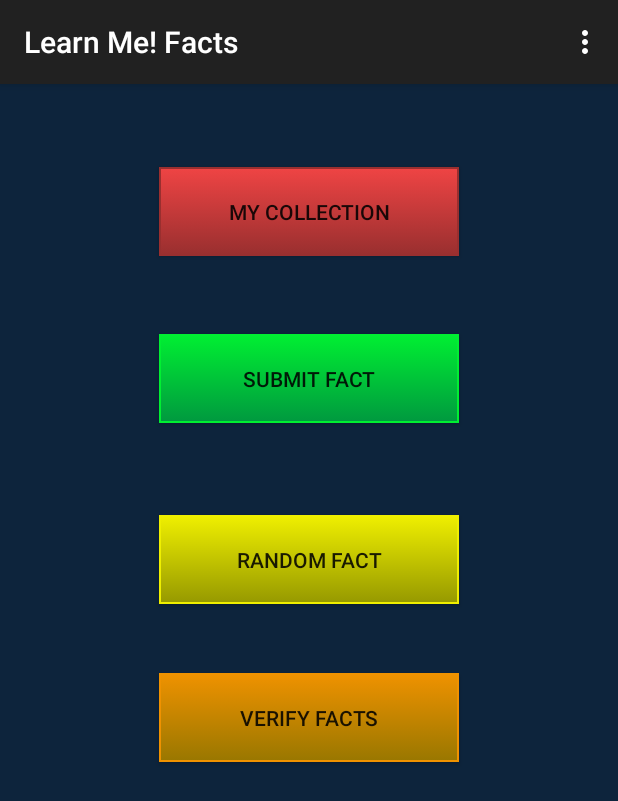
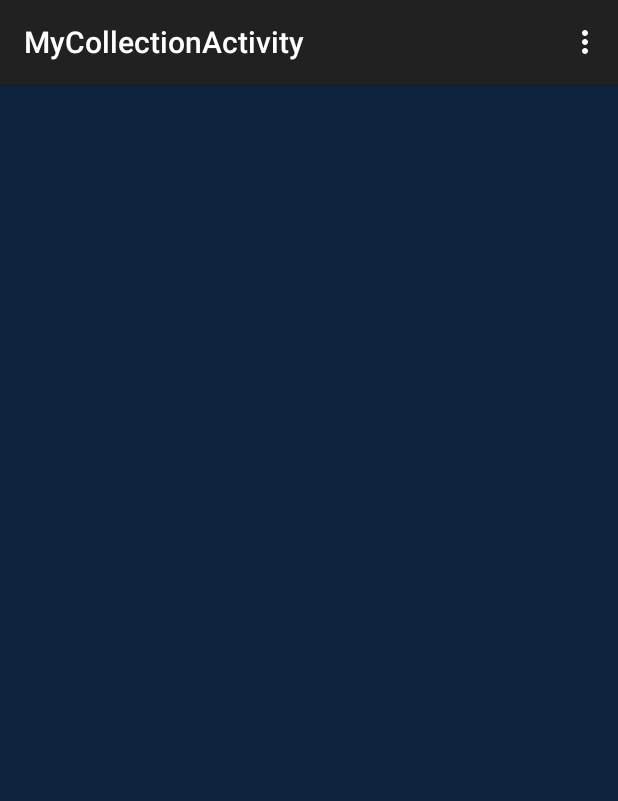
Before and after one commit to LearnMeApp/LearnMeApp, an Android app: the screen it shows after launch (MainActivity before the commit, MyCollectionActivity after it), after a tap on "MY COLLECTION", on a phone screen of 412 x 824 dp. Shown: the top 801 px of the screen. Run offline under Robolectric (Android 15) with nearby library versions, the phone set to English and light mode, and no system bars.

Commit message:
Added MyCollection and RandomFact Activities.

```diff
--- a/app/src/main/java/ca/ahlberg/learnmefacts/activity/MainActivity.java
+++ b/app/src/main/java/ca/ahlberg/learnmefacts/activity/MainActivity.java
@@ -21,6 +21,9 @@ public class MainActivity extends AppCompatActivity {
         button.setOnClickListener(new View.OnClickListener() {
             public void onClick(View v) {
                 // Perform action on click
+                Intent i = new Intent(MainActivity.this, MyCollectionActivity.class);
+                // Starts TargetActivity
+                startActivity(i);
             }
         });
 
--- /dev/null
+++ b/app/src/main/java/ca/ahlberg/learnmefacts/activity/MyCollectionActivity.java
@@ -0,0 +1,39 @@
+package ca.ahlberg.learnmefacts.activity;
+
+import android.support.v7.app.AppCompatActivity;
+import android.os.Bundle;
+import android.view.Menu;
+import android.view.MenuItem;
+
+import ca.ahlberg.learnmefacts.R;
+
+public class MyCollectionActivity extends AppCompatActivity {
+
+    @Override
+    protected void onCreate(Bundle savedInstanceState) {
+        super.onCreate(savedInstanceState);
+        setContentView(R.layout.activity_my_collection);
+    }
+
+    @Override
+    public boolean onCreateOptionsMenu(Menu menu) {
+        // Inflate the menu; this adds items to the action bar if it is present.
+        getMenuInflater().inflate(R.menu.menu_my_collection, menu);
+        return true;
+    }
+
+    @Override
+    public boolean onOptionsItemSelected(MenuItem item) {
+        // Handle action bar item clicks here. The action bar will
+        // automatically handle clicks on the Home/Up button, so long
+        // as you specify a parent activity in AndroidManifest.xml.
+        int id = item.getItemId();
+
+        //noinspection SimplifiableIfStatement
+        if (id == R.id.action_settings) {
+            return true;
+        }
+
+        return super.onOptionsItemSelected(item);
+    }
+}
--- a/app/src/main/res/layout/activity_main.xml
+++ b/app/src/main/res/layout/activity_main.xml
@@ -1,7 +1,7 @@
 <RelativeLayout xmlns:android="http://schemas.android.com/apk/res/android"
     xmlns:tools="http://schemas.android.com/tools" android:layout_width="match_parent"
     android:layout_height="match_parent"
-    android:background="#0d243c"
+    android:background="@color/blue_bg"
     android:paddingLeft="@dimen/activity_horizontal_margin"
     android:paddingRight="@dimen/activity_horizontal_margin"
     android:paddingTop="@dimen/activity_vertical_margin"
--- /dev/null
+++ b/app/src/main/res/layout/activity_my_collection.xml
@@ -0,0 +1,10 @@
+<RelativeLayout xmlns:android="http://schemas.android.com/apk/res/android"
+    xmlns:tools="http://schemas.android.com/tools" android:layout_width="match_parent"
+    android:layout_height="match_parent" android:paddingLeft="@dimen/activity_horizontal_margin"
+    android:background="@color/blue_bg"
+    android:paddingRight="@dimen/activity_horizontal_margin"
+    android:paddingTop="@dimen/activity_vertical_margin"
+    android:paddingBottom="@dimen/activity_vertical_margin"
+    tools:context="ca.ahlberg.learnmefacts.activity.MyCollectionActivity">
+
+</RelativeLayout>
--- a/app/src/main/res/menu/menu_main.xml
+++ b/app/src/main/res/menu/menu_main.xml
@@ -7,7 +7,7 @@
     <item
         android:id="@+id/action_login"
         android:orderInCategory="2"
-        android:showAsAction="never"
-        android:title="Login"/>
+        app:showAsAction="never"
+        android:title="Login" />
 
 </menu>
--- /dev/null
+++ b/app/src/main/res/menu/menu_my_collection.xml
@@ -0,0 +1,7 @@
+<menu xmlns:android="http://schemas.android.com/apk/res/android"
+    xmlns:app="http://schemas.android.com/apk/res-auto"
+    xmlns:tools="http://schemas.android.com/tools"
+    tools:context="ca.ahlberg.learnmefacts.activity.MyCollectionActivity">
+    <item android:id="@+id/action_settings" android:title="@string/action_settings"
+        android:orderInCategory="100" app:showAsAction="never" />
+</menu>
--- a/app/src/main/res/values/colors.xml
+++ b/app/src/main/res/values/colors.xml
@@ -14,5 +14,6 @@
     <color name="btn_login_bg">#eceef1</color>
     <color name="lbl_name">#333333</color>
     <color name="btn_logut_bg">#ff6861</color>
+    <color name="blue_bg">#0d243c</color>
 
 </resources>
--- a/app/src/main/res/values/strings.xml
+++ b/app/src/main/res/values/strings.xml
@@ -13,4 +13,8 @@
     <string name="action_settings">Settings</string>
     <string name="title_activity_splash">SplashActivity</string>
     <string name="title_activity_login">LoginActivity</string>
+    <string name="title_activity_my_collection">MyCollectionActivity</string>
+
+    <string name="hello_world">Hello world!</string>
+    <string name="title_activity_random_fact">RandomFactActivity</string>
 </resources>
```
Also changed, not shown: app/src/main/AndroidManifest.xml (+9 -1 lines), app/src/main/java/ca/ahlberg/learnmefacts/activity/RandomFactActivity.java (added, +39 -0 lines), app/src/main/res/layout/activity_random_fact.xml (added, +10 -0 lines), app/src/main/res/menu/menu_random_fact.xml (added, +7 -0 lines), 36 other files.
